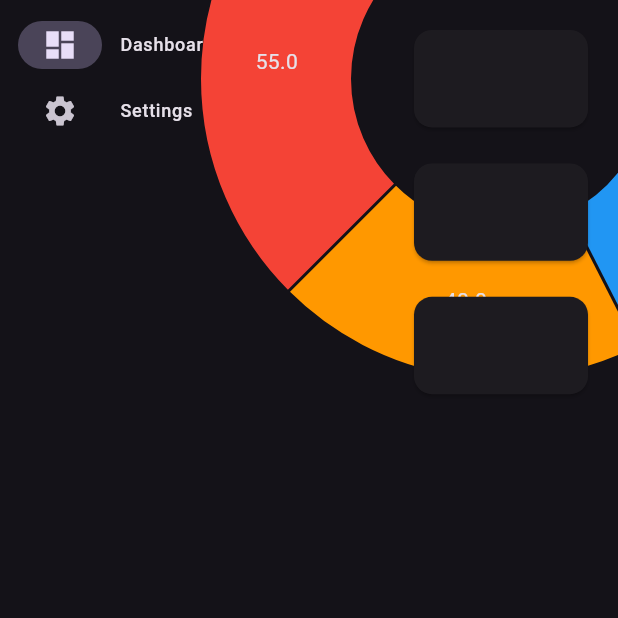
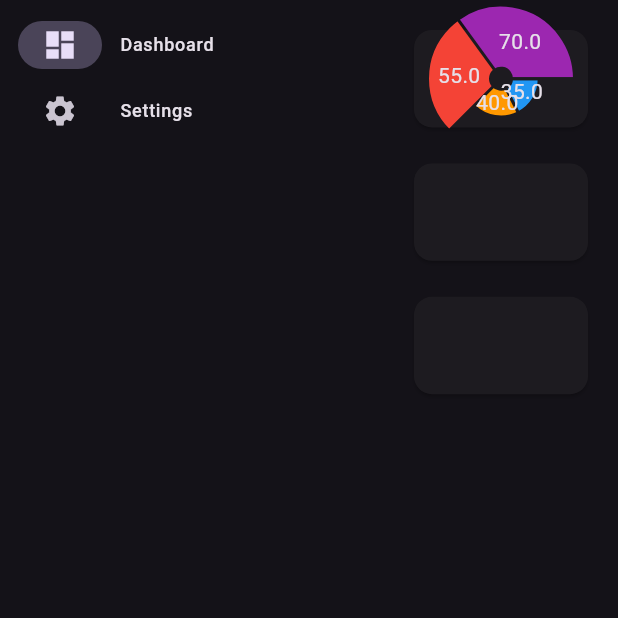
Before and after one commit to lucadev04/Digital-Health, a Flutter app: the screen it shows after launch, after a tap on "Dashboard", on a phone screen of 412 x 824 dp, the top half of it. Run offline on Flutter 3.47's test engine with Material 3 defaults, Android fonts, the phone set to English and light mode, and no system bars; drawn by our look-alikes of fl_chart; missing offline and left inert: window_size.

Commit message:
Working with Samples

```diff
--- a/frontend/lib/dashpage.dart
+++ b/frontend/lib/dashpage.dart
@@ -2,19 +2,22 @@ import 'package:flutter/material.dart';
 import 'package:fl_chart/fl_chart.dart';
 
 
-class DashPage extends StatelessWidget{
+//https://github.com/imaNNeo/fl_chart/issues/353
+
+class DashPage extends StatelessWidget {
+  const DashPage({super.key});
+
   @override
   Widget build(BuildContext context) {
     return Scaffold(
-      body: LayoutBuilder(
-          builder: (context, constraints) {
+      body: LayoutBuilder(builder: (context, constraints) {
         return GridView.count(
           crossAxisCount: constraints.maxWidth < 800 ? 1 : 2,
           childAspectRatio: 1.7,
           padding: const EdgeInsets.all(16),
           crossAxisSpacing: 16,
           mainAxisSpacing: 16,
-              children: [
+          children: const [
             Card(
               child: UsetimeWidget(),
             ),
@@ -22,29 +25,63 @@ class DashPage extends StatelessWidget{
             Card()
           ],
         );
-          }
-      ),
-
+      }),
     );
   }
 }
 
-class UsetimeWidget extends StatelessWidget{
+class UsetimeWidget extends StatelessWidget {
+  const UsetimeWidget({super.key});
+
   @override
-  Widget build(BuildContext context){
+  Widget build(BuildContext context) {
     return Padding(
-        padding: const EdgeInsets.all(30),
-        child: PieChart(PieChartData(
-            centerSpaceRadius: 100,
+        padding: const EdgeInsets.all(16),
+        child: LayoutBuilder(builder: (context, constraints) {
+          final shortestSide = constraints.smallest.shortestSide;
+          return PieChart(PieChartData(
+              centerSpaceRadius: 8,
               borderData: FlBorderData(show: false),
               sectionsSpace: 2,
               sections: [
-              PieChartSectionData(value: 35, color: Colors.blue, radius: 100),
-              PieChartSectionData(value: 40, color: Colors.orange, radius: 100),
-              PieChartSectionData(value: 55, color: Colors.red, radius: 100),
-              PieChartSectionData(value: 70, color: Colors.purple, radius: 100),
-            ])
-        )
-    );
+                PieChartSectionData(
+                    value: 35, color: Colors.blue, radius: shortestSide / 2),
+                PieChartSectionData(
+                    value: 40, color: Colors.orange, radius: shortestSide / 2),
+                PieChartSectionData(value: 55, color: Colors.red),
+                PieChartSectionData(value: 70, color: Colors.purple),
+              ]));
+        }));
   }
 }
+
+/*
+ return Padding(
+        padding: const EdgeInsets.all(16),
+        child: PieChart(PieChartData(
+            centerSpaceRadius: double.nan,
+            borderData: FlBorderData(show: false),
+            sectionsSpace: 2,
+            sections: [
+              PieChartSectionData(value: 35, color: Colors.blue),
+              PieChartSectionData(value: 40, color: Colors.orange),
+              PieChartSectionData(value: 55, color: Colors.red),
+              PieChartSectionData(value: 70, color: Colors.purple),
+            ])));
+  }
+*/
+/*child: LayoutBuilder (
+          builder: (context, constraints) {
+            final shortestSide = constraints.biggest.shortestSide;
+            return PieChart(PieChartData(
+            centerSpaceRadius: shortestSide / 2,
+            borderData: FlBorderData(show: false),
+            sectionsSpace: 2,
+            sections: [
+              PieChartSectionData(value: 35, color: Colors.blue, radius:  shortestSide / 2 - 16),
+              PieChartSectionData(value: 40, color: Colors.orange),
+              PieChartSectionData(value: 55, color: Colors.red),
+              PieChartSectionData(value: 70, color: Colors.purple),
+            ]));
+          }
+        )*/
--- a/frontend/lib/main.dart
+++ b/frontend/lib/main.dart
@@ -1,7 +1,36 @@
+import 'dart:io';
+
 import 'package:flutter/material.dart';
 import 'package:digital_health/dashpage.dart';
+import 'package:window_size/window_size.dart';
+import 'package:flutter/foundation.dart';
+
+const double windowWidth = 1280;
+const double windowHeight = 768;
+
+void setupWindow() {
+  if (!kIsWeb && (Platform.isWindows || Platform.isLinux || Platform.isMacOS)) {
+    WidgetsFlutterBinding.ensureInitialized();
+    setWindowTitle('Digital Health');
+    setWindowMinSize(const Size(100, 100));
+    getCurrentScreen().then((screen) {
+      setWindowFrame(Rect.fromCenter(
+        center: screen!.frame.center,
+        width: windowWidth,
+        height: windowHeight,
+      ));
+    });
+  }
+}
+
+void debugPrintSynchronouslyWithText(String? message, String version,
+    {int? wrapWidth}) {
+  message = "[${DateTime.now()} - $version]: $message";
+  debugPrintSynchronously(message, wrapWidth: wrapWidth);
+}
 
 void main() {
+  setupWindow(); //Only used in Desktop App
   runApp(const MyApp());
 }
 
@@ -47,14 +76,14 @@ class MyHomePage extends StatelessWidget {
               ],
               selectedIndex: 0,
               onDestinationSelected: (value) {
-                print('selected: $value');
+                debugPrint('selected: $value');
               },
             ),
           ),
           Expanded(
             child: Container(
             color: Theme.of(context).colorScheme.primaryContainer,
-            child: DashPage(),
+            child: const DashPage(),
             ),
           ),
         ],
--- a/frontend/pubspec.yaml
+++ b/frontend/pubspec.yaml
@@ -35,7 +35,11 @@ dependencies:
   # The following adds the Cupertino Icons font to your application.
   # Use with the CupertinoIcons class for iOS style icons.
   cupertino_icons: ^1.0.2
-  fl_chart: ^0.65.0
+  fl_chart: ^0.66.2
+  window_size:
+      git:
+        url: https://github.com/google/flutter-desktop-embedding.git
+        path: plugins/window_size
 
 dev_dependencies:
   flutter_test:
```
Also changed, not shown: frontend/pubspec.lock, 6 other files. Lines whose indentation alone changed are shown as unchanged.
